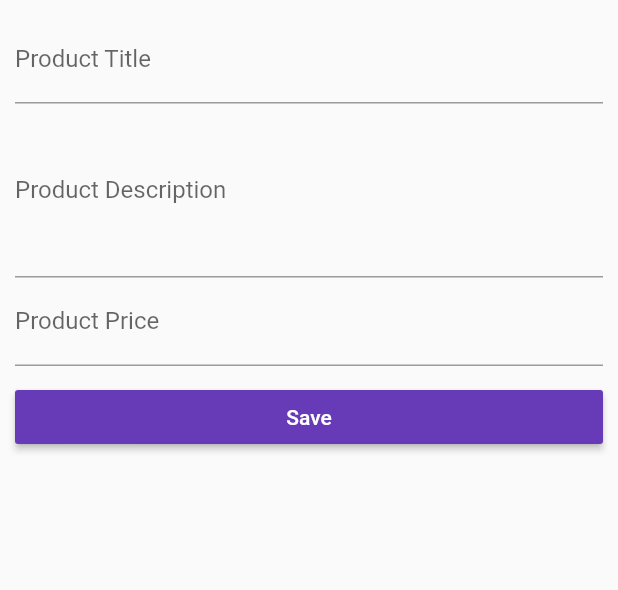
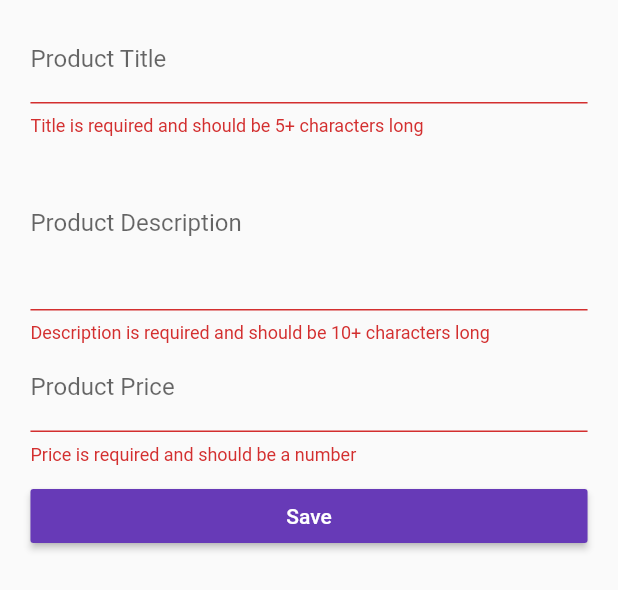
Before and after one commit to xtzaferis/flutter_app, a Flutter app: the ProductCreatePage widget shown alone on an empty page, opened directly with empty values, after a tap on "Save", on a phone screen of 412 x 824 dp. Shown: the top 590 px of the screen. Run offline on Flutter 3.47's test engine with Material 2 defaults, Android fonts, the phone set to English and light mode, and no system bars.

```diff
--- a/lib/main.dart
+++ b/lib/main.dart
@@ -34,7 +34,8 @@ class _MyAppState extends State<MyApp> {
       theme: ThemeData(
           brightness: Brightness.light,
           primarySwatch: Colors.deepOrange,
-          accentColor: Colors.deepPurple),
+          accentColor: Colors.deepPurple,
+          buttonColor: Colors.deepPurple),
       // home: AuthPage(),
       routes: {
         '/': (BuildContext context) => AuthPage(),
--- a/lib/pages/auth.dart
+++ b/lib/pages/auth.dart
@@ -67,6 +67,8 @@ class _AuthPageState extends State<AuthPage> {
 
   @override
   Widget build(BuildContext context) {
+    final double deviceWidth = MediaQuery.of(context).size.width;
+    final double targetWidth = deviceWidth > 550.0 ? 500.0 : deviceWidth * 0.95;
     return Scaffold(
       appBar: AppBar(
         title: Text('Login'),
@@ -78,6 +80,8 @@ class _AuthPageState extends State<AuthPage> {
         padding: EdgeInsets.all(10.0),
         child: Center(
           child: SingleChildScrollView(
+            child: Container(
+              width: targetWidth,
               child: Column(
                 children: <Widget>[
                   _buildEmailTextField(),
@@ -89,7 +93,6 @@ class _AuthPageState extends State<AuthPage> {
                   ),
                   RaisedButton(
                     child: Text('Login'),
-                  color: Theme.of(context).primaryColor,
                     textColor: Colors.white,
                     onPressed: _submitForm,
                   )
@@ -98,6 +101,7 @@ class _AuthPageState extends State<AuthPage> {
             ),
           ),
         ),
+      ),
     );
   }
 }
--- a/lib/pages/product_create.dart
+++ b/lib/pages/product_create.dart
@@ -15,11 +15,17 @@ class _ProductCreatePageState extends State<ProductCreatePage> {
   String _titleValue;
   String _descriptionValue;
   double _priceValue;
+  final GlobalKey<FormState> _formKey = GlobalKey<FormState>();
 
   Widget _buildTitleTextField() {
-    return TextField(
+    return TextFormField(
       decoration: InputDecoration(labelText: 'Product Title'),
-      onChanged: (String value) {
+      validator: (String value) {
+        if (value.isEmpty || value.length < 5) {
+          return 'Title is required and should be 5+ characters long';
+        }
+      },
+      onSaved: (String value) {
         setState(() {
           _titleValue = value;
         });
@@ -28,10 +34,15 @@ class _ProductCreatePageState extends State<ProductCreatePage> {
   }
 
   Widget _buildDescriptionTextField() {
-    return TextField(
+    return TextFormField(
       maxLines: 4,
       decoration: InputDecoration(labelText: 'Product Description'),
-      onChanged: (String value) {
+      validator: (String value) {
+        if (value.isEmpty || value.length < 10) {
+          return 'Description is required and should be 10+ characters long';
+        }
+      },
+      onSaved: (String value) {
         setState(() {
           _descriptionValue = value;
         });
@@ -40,10 +51,16 @@ class _ProductCreatePageState extends State<ProductCreatePage> {
   }
 
   Widget _buildPriceTextField() {
-    return TextField(
+    return TextFormField(
       keyboardType: TextInputType.number,
       decoration: InputDecoration(labelText: 'Product Price'),
-      onChanged: (String value) {
+      validator: (String value) {
+        if (value.isEmpty ||
+            !RegExp(r'^(?:[1-9]\d*|0)?(?:\.\d+)?$').hasMatch(value)) {
+          return 'Price is required and should be a number';
+        }
+      },
+      onSaved: (String value) {
         setState(() {
           _priceValue = double.parse(value);
         });
@@ -52,6 +69,10 @@ class _ProductCreatePageState extends State<ProductCreatePage> {
   }
 
   void _submitForm() {
+    if (!_formKey.currentState.validate()) {
+      return;
+    }
+    _formKey.currentState.save();
     final Map<String, dynamic> product = {
       'title': _titleValue,
       'description': _descriptionValue,
@@ -64,9 +85,20 @@ class _ProductCreatePageState extends State<ProductCreatePage> {
 
   @override
   Widget build(BuildContext context) {
-    return Container(
+    final double deviceWidth = MediaQuery.of(context).size.width;
+    final double targetWidth = deviceWidth > 550.0 ? 500.0 : deviceWidth * 0.95;
+    final double targetPadding = deviceWidth - targetWidth;
+
+    return GestureDetector(
+      onTap: () {
+        FocusScope.of(context).requestFocus(FocusNode());
+      },
+      child: Container(
         margin: EdgeInsets.all(10.0),
+        child: Form(
+          key: _formKey,
           child: ListView(
+            padding: EdgeInsets.symmetric(horizontal: targetPadding / 2),
             children: <Widget>[
               _buildTitleTextField(),
               _buildDescriptionTextField(),
@@ -76,12 +108,13 @@ class _ProductCreatePageState extends State<ProductCreatePage> {
               ),
               RaisedButton(
                 child: Text('Save'),
-            color: Theme.of(context).accentColor,
                 textColor: Colors.white,
                 onPressed: _submitForm,
               )
             ],
           ),
+        ),
+      ),
     );
   }
 }
```
Lines whose indentation alone changed are shown as unchanged.
